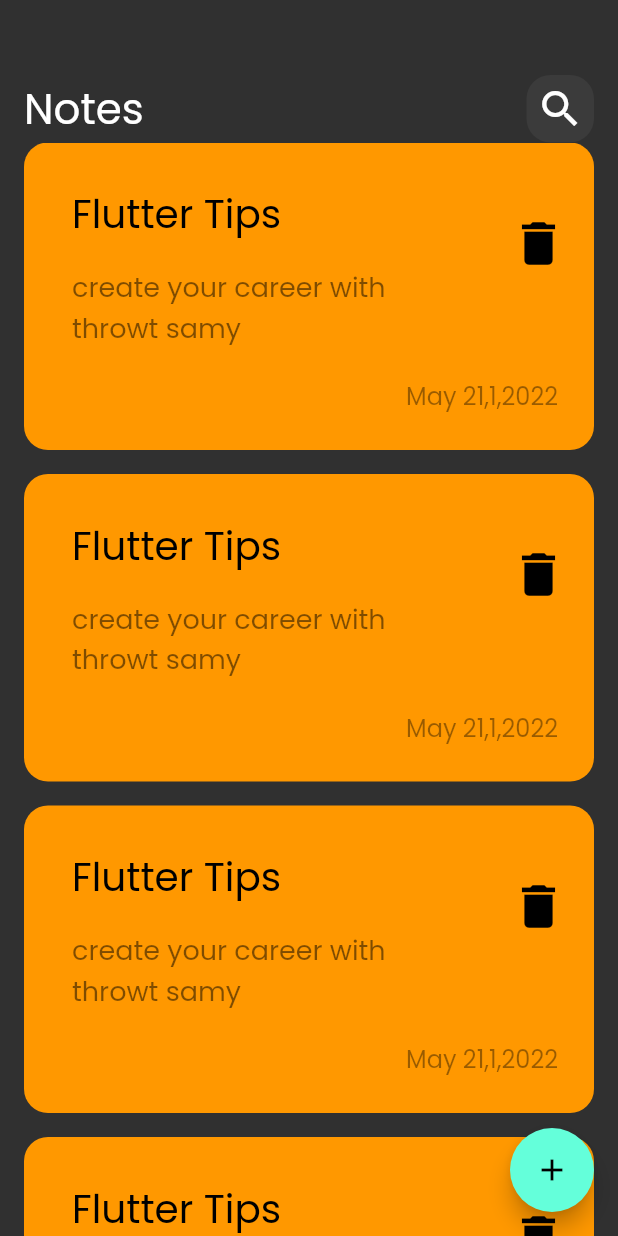
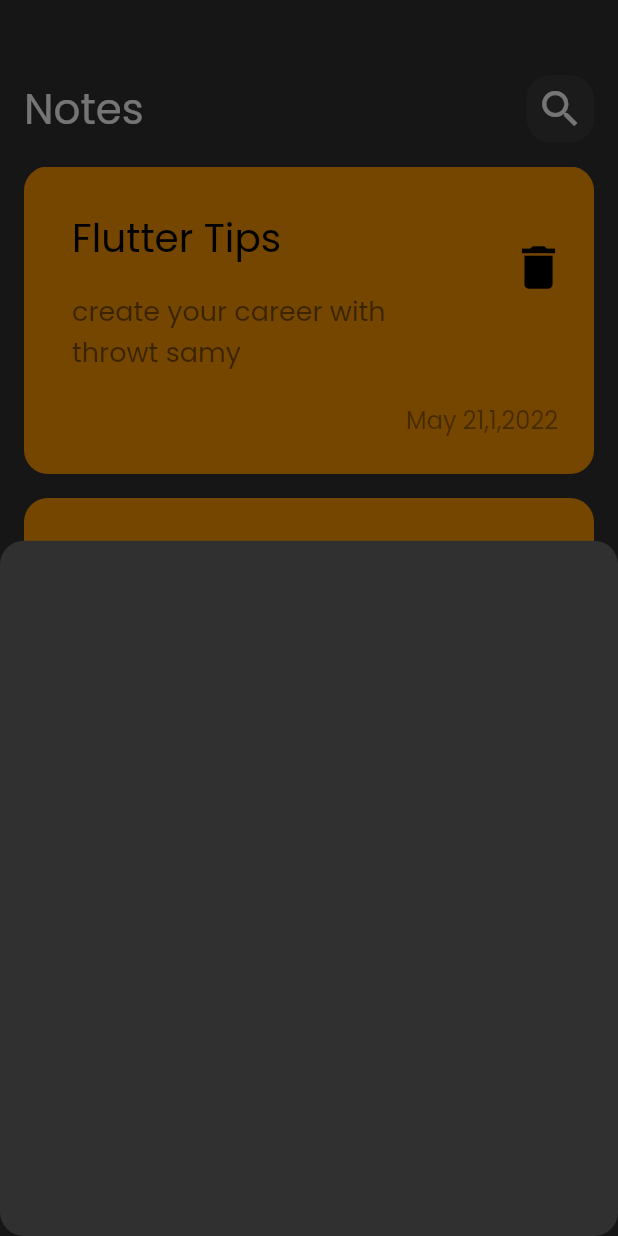
Before and after one commit to AliMohamed-Ali/flutter_projects, a Flutter app: the screen it shows after launch, after a tap on the "add" icon, on a phone screen of 412 x 824 dp. Run offline on Flutter 3.47's test engine with Material 2 defaults, Android fonts, the phone set to English and light mode, and no system bars; our stand-ins replace audioplayers, bloc, cloud_firestore, firebase_auth, firebase_core, flutter_bloc and 2 more; accounts and stored records are empty.

Commit message:
add border raduis to bottom sheet

```diff
--- a/notes_app/lib/views/notes_view.dart
+++ b/notes_app/lib/views/notes_view.dart
@@ -1,4 +1,5 @@
 import 'package:flutter/material.dart';
+import 'package:notes_app/views/widget/add_note_bottom_sheet.dart';
 import 'package:notes_app/views/widget/notes_view_body.dart';
 
 class NotesView extends StatelessWidget {
@@ -8,7 +9,16 @@ class NotesView extends StatelessWidget {
   Widget build(BuildContext context) {
     return Scaffold(
       floatingActionButton: FloatingActionButton(
-        onPressed: () {},
+        onPressed: () {
+          showModalBottomSheet(
+              shape: RoundedRectangleBorder(
+                borderRadius: BorderRadius.circular(16),
+              ),
+              context: context,
+              builder: (context) {
+                return const AddNotesBottomSheet();
+              });
+        },
         child: const Icon(Icons.add),
       ),
       body: const NotesViewBody(),
--- /dev/null
+++ b/notes_app/lib/views/widget/add_note_bottom_sheet.dart
@@ -0,0 +1,10 @@
+import 'package:flutter/material.dart';
+
+class AddNotesBottomSheet extends StatelessWidget {
+  const AddNotesBottomSheet({super.key});
+
+  @override
+  Widget build(BuildContext context) {
+    return Container();
+  }
+}
--- a/notes_app/lib/views/widget/notes_list_view.dart
+++ b/notes_app/lib/views/widget/notes_list_view.dart
@@ -9,10 +9,14 @@ class NotesListView extends StatelessWidget {
 
   @override
   Widget build(BuildContext context) {
-    return ListView.builder(
-        itemCount: 4,
-        itemBuilder: (context, index) {
-          return const NoteItme();
-        });
+    return Padding(
+      padding: const EdgeInsets.symmetric(vertical: 16.0),
+      child: ListView.builder(
+          padding: EdgeInsets.zero,
+          itemCount: 4,
+          itemBuilder: (context, index) {
+            return const NoteItme();
+          }),
+    );
   }
 }
```
